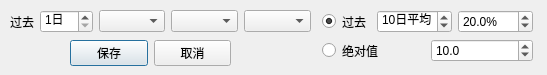
Before: the Qt Designer form QtDesign/SearchCriteria.ui in victor647/QuantumStockTrade, drawn with Qt 5.
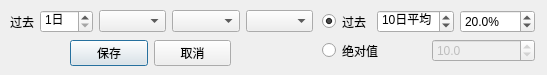
After: the same form once the commit is applied.

Diff of the .ui file:
```diff
--- a/QtDesign/SearchCriteria.ui
+++ b/QtDesign/SearchCriteria.ui
@@ -18,7 +18,7 @@
     <rect>
      <x>10</x>
      <y>10</y>
-     <width>301</width>
+     <width>303</width>
      <height>23</height>
     </rect>
    </property>
@@ -98,7 +98,7 @@
     <rect>
      <x>322</x>
      <y>10</y>
-     <width>211</width>
+     <width>213</width>
      <height>52</height>
     </rect>
    </property>
@@ -190,6 +190,9 @@
       </item>
       <item>
        <widget class="QDoubleSpinBox" name="spbAbsValue">
+        <property name="enabled">
+         <bool>false</bool>
+        </property>
         <property name="font">
          <font>
           <family>Microsoft YaHei UI</family>
```
Left out of the diff: 60 changed lines with no effect on the pictures.
